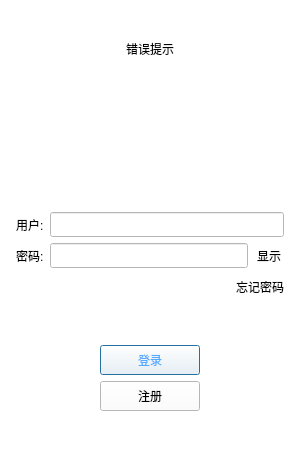
The window that client/QmsrChat/ui/logindialog.ui (msrnnnnn/msrChat) describes before a commit, drawn with Qt 5.
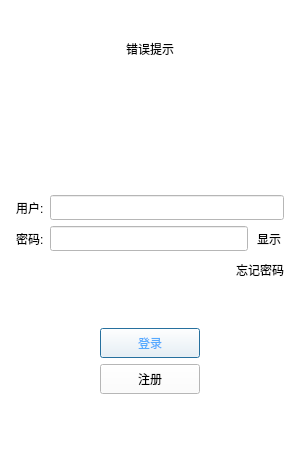
The same window after the commit. Icons and pictures are not drawn. Custom widgets are drawn as their Qt base class.

Commit message: fix: 隐藏旧Widgets输入框、QML Fusion风格、登录窗口锁死大小

```diff
--- a/client/QmsrChat/ui/logindialog.ui
+++ b/client/QmsrChat/ui/logindialog.ui
@@ -18,10 +18,16 @@
   </property>
   <property name="maximumSize">
    <size>
-    <width>1200</width>
-    <height>900</height>
-   </size>
-  </property>
+     <width>300</width>
+     <height>450</height>
+    </size>
+   </property>
+   <property name="sizePolicy">
+    <sizepolicy hsizetype="Fixed" vsizetype="Fixed">
+     <horstretch>0</horstretch>
+     <verstretch>0</verstretch>
+    </sizepolicy>
+   </property>
   <property name="windowTitle">
    <string>登录</string>
   </property>
```
Lines whose indentation alone changed are shown as unchanged. The commit also changes 2 other files.
